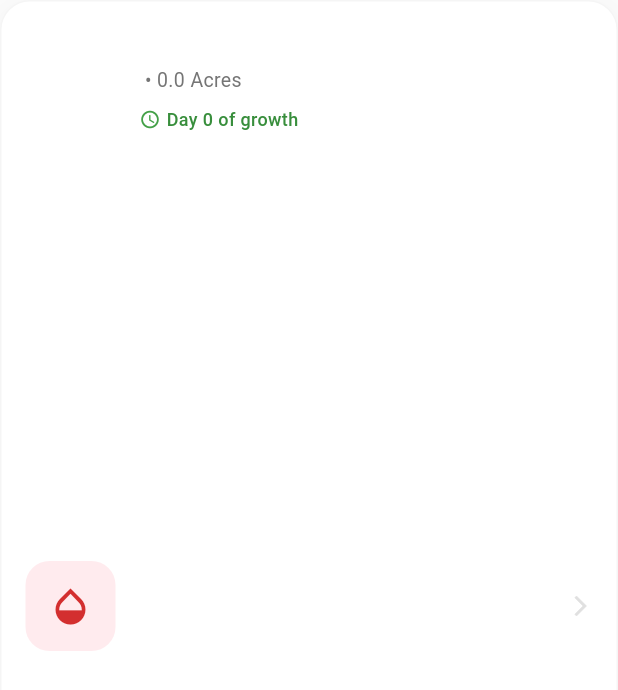
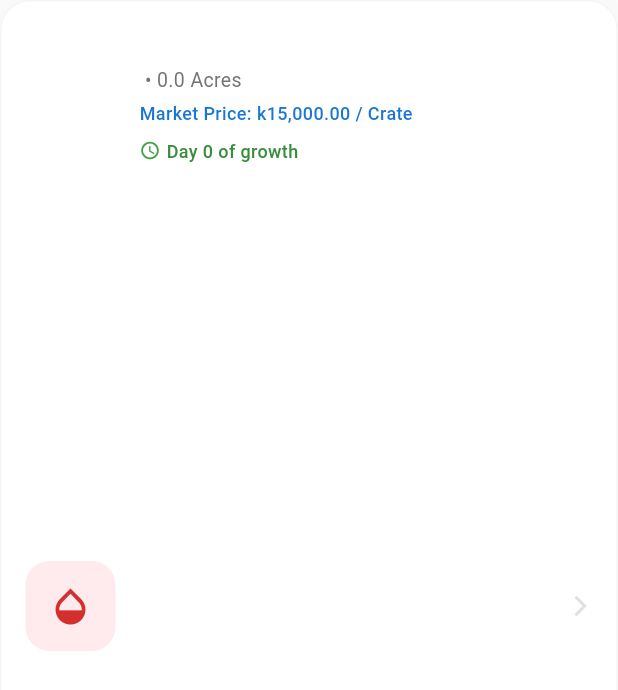
Before and after one commit to bsc-44-21/Cropia-App, a Flutter app: the PremiumFieldCard widget shown alone on an empty page, opened directly with empty values, on a phone screen of 412 x 824 dp. Shown: the top 690 px of the screen. Run offline on Flutter 3.47's test engine with Material 3 defaults, Android fonts, the phone set to English and light mode, and no system bars.

Commit message:
I've added the standard market pricing information to your Fields screen

```diff
--- a/lib/screens/field_details_screen.dart
+++ b/lib/screens/field_details_screen.dart
@@ -18,6 +18,9 @@ class FieldDetailsScreen extends StatelessWidget {
       (f) => f.id == fieldId,
       orElse: () => FieldModel(id: '', name: '', location: '', sizeInAcres: 0, cropType: '', plantingTime: DateTime.now(), activities: [])
     );
+
+    final bool isMaize = field.cropType.toLowerCase() == 'maize';
+    final String price = isMaize ? 'k4,000.00 / KG' : 'k15,000.00 / Crate';
 
     // Automatically pop back if the field was deleted
     if (field.id.isEmpty) {
@@ -94,7 +97,7 @@ class FieldDetailsScreen extends StatelessWidget {
                     const Divider(height: 24),
                     _buildInfoRow(Icons.square_foot, 'Size', '${field.sizeInAcres} Acres', Colors.orange),
                     const Divider(height: 24),
-                    _buildInfoRow(Icons.eco, 'Crop Type', field.cropType, Colors.green),
+                    _buildInfoRow(Icons.eco, 'Crop Type', '${field.cropType} ($price)', Colors.green),
                     const Divider(height: 24),
                     _buildInfoRow(
                       Icons.calendar_today,
--- a/lib/widgets/fields/premium_field_card.dart
+++ b/lib/widgets/fields/premium_field_card.dart
@@ -13,6 +13,7 @@ class PremiumFieldCard extends StatelessWidget {
   @override
   Widget build(BuildContext context) {
     final bool isMaize = field.cropType.toLowerCase() == 'maize';
+    final String price = isMaize ? 'k4,000.00 / KG' : 'k15,000.00 / Crate';
     final int daysSince = DateTime.now().difference(field.plantingTime).inDays;
 
     // Check if any activities are past due and not completed
@@ -93,6 +94,15 @@ class PremiumFieldCard extends StatelessWidget {
                       fontSize: 13,
                     ),
                   ),
+                  const SizedBox(height: 4),
+                  Text(
+                    'Market Price: $price',
+                    style: TextStyle(
+                      color: Colors.blue.shade700,
+                      fontSize: 12,
+                      fontWeight: FontWeight.w500,
+                    ),
+                  ),
                   const SizedBox(height: 8),
                   Row(
                     children: [
```
